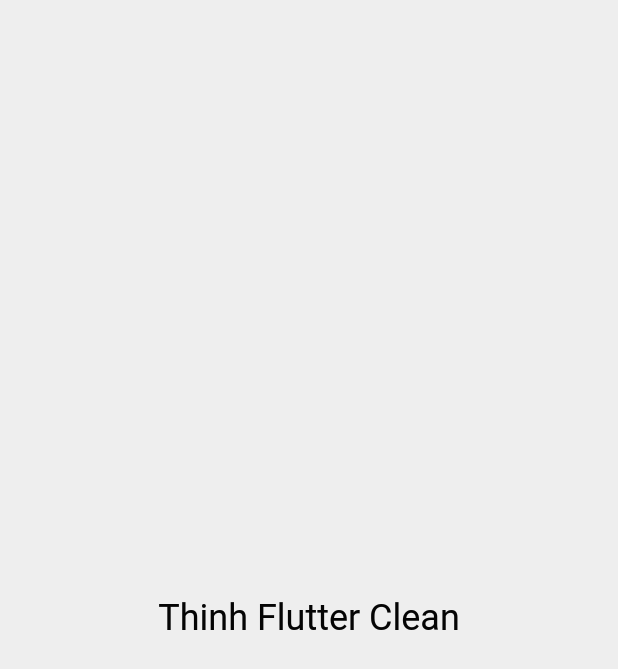
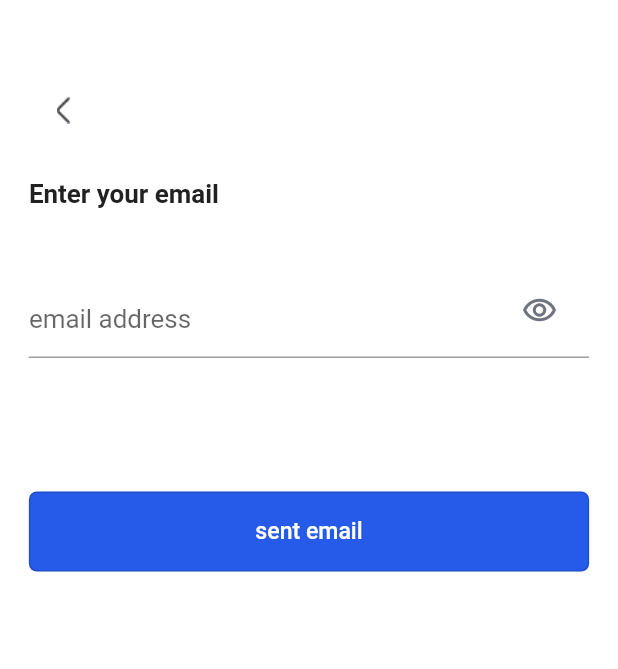
Before and after one commit to thinhlh/tech-ed, a Flutter app: the screen it shows after launch, on a phone screen of 412 x 824 dp. Shown: the top 669 px of the screen. Run offline on Flutter 3.47's test engine with Material 2 defaults, Android fonts, the phone set to English and light mode, and no system bars; our stand-ins replace dartz, dio, easy_localization, equatable, flutter_screenutil, get_it and 3 more.

Commit message:
feat: add forgot password page

```diff
--- /dev/null
+++ b/lib/app/forgot_password/presentation/pages/forgot_password_page.dart
@@ -0,0 +1,83 @@
+import 'package:flutter/material.dart';
+import 'package:flutter_screenutil/flutter_screenutil.dart';
+import 'package:tech_ed/config/colors.dart';
+import 'package:tech_ed/config/styles.dart';
+import 'package:tech_ed/config/dimens.dart';
+import 'package:tech_ed/app/forgot_password/presentation/pages/forgot_password_check_mail_page.dart';
+
+class ForgotPasswordPage extends StatelessWidget {
+  @override
+  Widget build(BuildContext context) {
+    return SafeArea(
+      child: Scaffold(
+        backgroundColor: Colors.white,
+        body: Container(
+          padding: EdgeInsets.all(20.w),
+          child: Column(
+            crossAxisAlignment: CrossAxisAlignment.start,
+            children: [
+              Container(
+                margin: EdgeInsets.only(
+                  top: 34.08.h,
+                  right: 340.w,
+                ),
+                child: MaterialButton(
+                  onPressed: () {},
+                  child: Image.asset('assets/images/Vector.png'),
+                ),
+              ),
+              Container(
+                margin: EdgeInsets.only(top: 24.08.h, bottom: 58.h),
+                child: Text('Enter your email',
+                    style: AppStyles.titleForgotPasswordPage),
+              ),
+              Container(
+                margin: EdgeInsets.only(bottom: 100.h),
+                child: TextFormField(
+                  style: TextStyle(
+                    color: const Color(0xFF70747E),
+                    fontSize: 18.w,
+                  ),
+                  decoration: const InputDecoration(
+                    hintText: "email address",
+                    suffixIcon: Padding(
+                      padding: EdgeInsets.only(bottom: 15.57, right: 18.21),
+                      child: Icon(Icons.remove_red_eye_outlined,
+                          color: Color(0xFF70747E)),
+                    ),
+                  ),
+                ),
+              ),
+              Container(
+                height: 60.h,
+                width: double.infinity,
+                child: OutlinedButton(
+                  onPressed: () {
+                    Navigator.push(
+                        context,
+                        MaterialPageRoute(
+                            builder: (context) =>
+                                ForgotPasswordCheckMailPage()));
+                  },
+                  child: Text(
+                    'sent email',
+                    style: TextStyle(
+                      color: Colors.white,
+                      fontSize: AppDimens.mediumText,
+                    ),
+                  ),
+                  style: ButtonStyle(
+                    backgroundColor:
+                        MaterialStateProperty.all(const Color(0xFF265AE8)),
+                    shape: MaterialStateProperty.all(RoundedRectangleBorder(
+                        borderRadius: BorderRadius.circular(6.r))),
+                  ),
+                ),
+              ),
+            ],
+          ),
+        ),
+      ),
+    );
+  }
+}
--- a/lib/config/dimens.dart
+++ b/lib/config/dimens.dart
@@ -47,6 +47,9 @@ class AppDimens {
   /// 22.sp
   static final double largeText = 22.sp;
 
+  /// 26.sp
+  static final double largeHeadline = 26.sp;
+
   /// 16.sp
   static final double mediumText = 16.sp;
 
@@ -65,6 +68,9 @@ class AppDimens {
   /// 12
   static const double largeElevation = 12;
 
+  ///18
+  static final double mediumTitle = 18.sp;
+
   /// Button border radius
   static final double buttonBorderRadius = 20.r;
 
--- a/lib/config/routes.dart
+++ b/lib/config/routes.dart
@@ -3,14 +3,16 @@ import 'package:get_it/get_it.dart';
 import 'package:tech_ed/app/home/presentation/pages/home_page.dart';
 import 'package:tech_ed/app/home/presentation/provider/home_provider.dart';
 import 'package:tech_ed/utils/route_util.dart';
+import 'package:tech_ed/app/forgot_password/presentation/pages/forgot_password_page.dart';
 
 class Routes {
   Routes._internal();
 
-  static String get initial => home;
+  static String get initial => forgotPass;
 
   static const String home = '/home';
   static const String about = '/about';
+  static const String forgotPass = '/forgot';
 
   /// This is where you handle routing by name and arguments
   static Route<dynamic>? onGenerateRoute(RouteSettings routeSettings) {
@@ -24,7 +26,16 @@ class Routes {
           ),
         );
       case Routes.about:
-
+      case Routes.forgotPass:
+        {
+          return MaterialPageRoute(
+            settings: routeSettings,
+            builder: (_) => RouteUtil.createPageProvider<HomeProvider>(
+              provider: (_) => HomeProvider(GetIt.I()),
+              child: ForgotPasswordPage(),
+            ),
+          );
+        }
       default:
         return null;
     }
--- a/lib/config/styles.dart
+++ b/lib/config/styles.dart
@@ -6,6 +6,12 @@ class AppStyles {
   AppStyles._internal();
 
   /// TODO define all widgets style of the application here
+
+  static final TextStyle headlineLarge = TextStyle(
+    fontSize: AppDimens.largeHeadline,
+    color: AppColors.neutral.shade900,
+    fontWeight: AppStyles.bold,
+  );
 
   static final TextStyle titleLarge = TextStyle(
     fontSize: AppDimens.largeText,
@@ -21,6 +27,12 @@ class AppStyles {
 
   static final TextStyle titleSmall = TextStyle(
     fontSize: AppDimens.mediumText,
+    color: AppColors.neutral.shade900,
+    fontWeight: AppStyles.bold,
+  );
+
+  static final TextStyle titleForgotPasswordPage = TextStyle(
+    fontSize: AppDimens.mediumTitle,
     color: AppColors.neutral.shade900,
     fontWeight: AppStyles.bold,
   );
--- a/pubspec.yaml
+++ b/pubspec.yaml
@@ -62,7 +62,7 @@ flutter:
   uses-material-design: true
   # To add assets to your application, add an assets section, like this:
   assets:
-    # - assets/images/
+    - assets/images/
     - assets/translations/
     # - images/a_dot_ham.jpeg
   # An image asset can refer to one or more resolution-specific "variants", see
```
Also changed, not shown: lib/app/forgot_password/presentation/pages/forgot_password_check_mail_page.dart (added, +110 -0 lines), lib/app/forgot_password/presentation/pages/forgot_password_reset_page.dart (added, +102 -0 lines), assets/images/Vector.png (added), assets/images/imgForgotPassPage.png (added).
